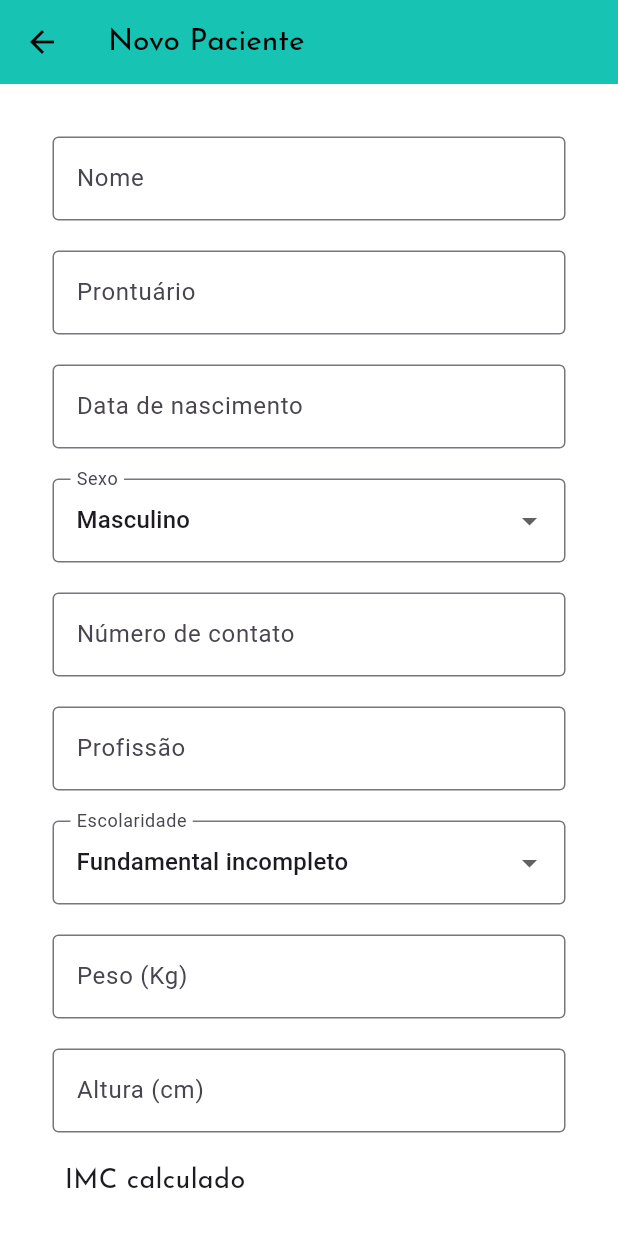
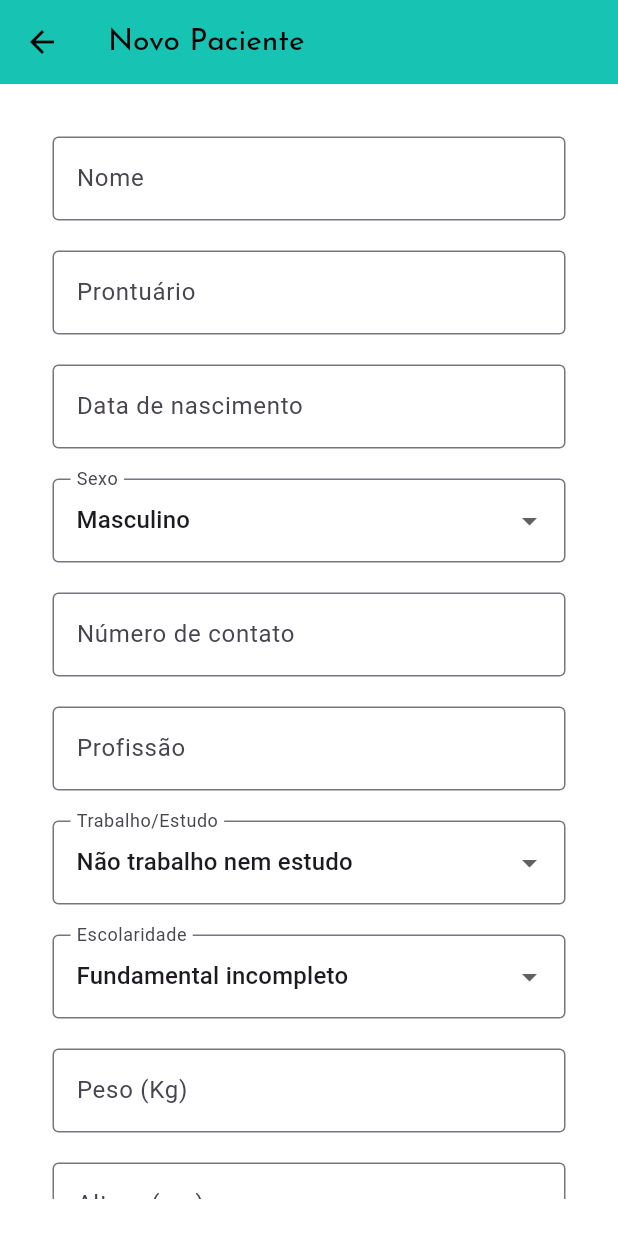
Before and after one commit to isadora-vieira-ramos/clini_dor, a Flutter app: the RegisterOrEditPatientPage screen opened directly, on a phone screen of 412 x 824 dp. Run offline on Flutter 3.47's test engine with Material 3 defaults, Android fonts, the phone set to English and light mode, and no system bars; our stand-ins replace csv, firebase_auth, firebase_core, flutter_dotenv, go_router, google_fonts; accounts and stored records are empty; generated files the repository leaves out were written again; network calls fail.

Commit message:
Add dropdown work and study information

```diff
--- a/lib/pages/patient/register_or_edit_patient_page.dart
+++ b/lib/pages/patient/register_or_edit_patient_page.dart
@@ -42,6 +42,7 @@ class _RegisterOrEditPatientPageState extends State<RegisterOrEditPatientPage> {
       _heightController.text = widget.patient!.height.toString();
       _imcController.text = widget.patient!.bmi.toString();
       dropdownValueSex = widget.patient!.sex == "M"? "Masculino": "Feminino";
+      dropdownWorkStudy = widget.patient!.workStudy;
       dropdownValueEducation = widget.patient!.education;
     }
 
@@ -58,6 +59,7 @@ class _RegisterOrEditPatientPageState extends State<RegisterOrEditPatientPage> {
 
   String dropdownValueSex = 'Masculino';
   String dropdownValueEducation = 'Fundamental incompleto';
+  String dropdownWorkStudy = 'Não trabalho nem estudo';
   late DateTime chosenDate;
   bool loading = false;
 
@@ -93,6 +95,7 @@ class _RegisterOrEditPatientPageState extends State<RegisterOrEditPatientPage> {
       sex: dropdownValueSex == 'Masculino'? "M": "F",
       contactNumber: _numberController.value.text,
       occupation: _occupationController.value.text,
+      workStudy: dropdownWorkStudy,
       education: dropdownValueEducation,
       weight: double.parse(_weightController.value.text),
       height: int.parse(_heightController.value.text),
@@ -160,6 +163,7 @@ class _RegisterOrEditPatientPageState extends State<RegisterOrEditPatientPage> {
       sex: dropdownValueSex == 'Masculino'? "M": "F",
       contactNumber: _numberController.value.text,
       occupation: _occupationController.value.text,
+      workStudy: dropdownWorkStudy,
       education: dropdownValueEducation,
       weight: double.parse(_weightController.value.text),
       height: int.parse(_heightController.value.text),
@@ -367,6 +371,28 @@ class _RegisterOrEditPatientPageState extends State<RegisterOrEditPatientPage> {
                 child: DropdownButtonFormField<String>(
                   decoration: const InputDecoration(
                     border:OutlineInputBorder(),
+                    labelText: 'Trabalho/Estudo'
+                  ),
+                  value: dropdownWorkStudy,
+                  onChanged: (String? newValue) {
+                    setState(() {
+                      dropdownWorkStudy = newValue!;
+                    });
+                  },
+                  items: <String>['Trabalho e Estudo', 'Trabalho', 'Estudo', 'Não trabalho nem estudo']
+                      .map<DropdownMenuItem<String>>((String value) {
+                    return DropdownMenuItem<String>(
+                      value: value,
+                      child: Text(value),
+                    );
+                  }).toList(),
+                ),
+              ),
+              Padding(
+                padding: const EdgeInsets.only(bottom: 20.0),
+                child: DropdownButtonFormField<String>(
+                  decoration: const InputDecoration(
+                    border:OutlineInputBorder(),
                     labelText: 'Escolaridade'
                   ),
                   value: dropdownValueEducation,
```
